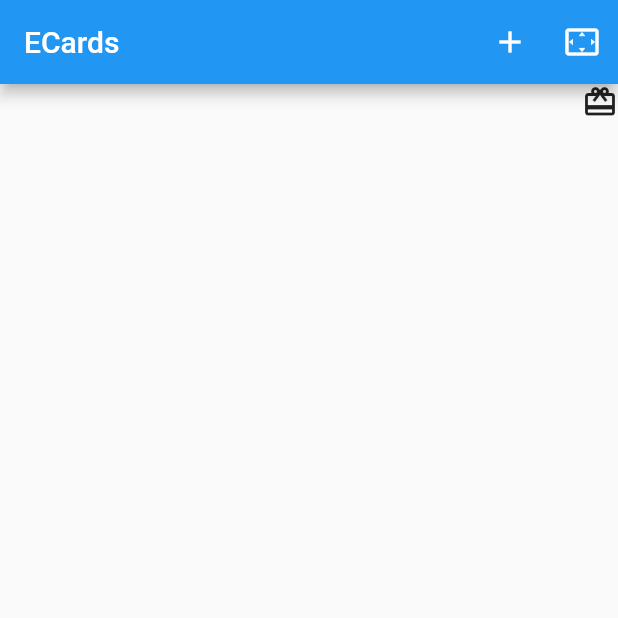
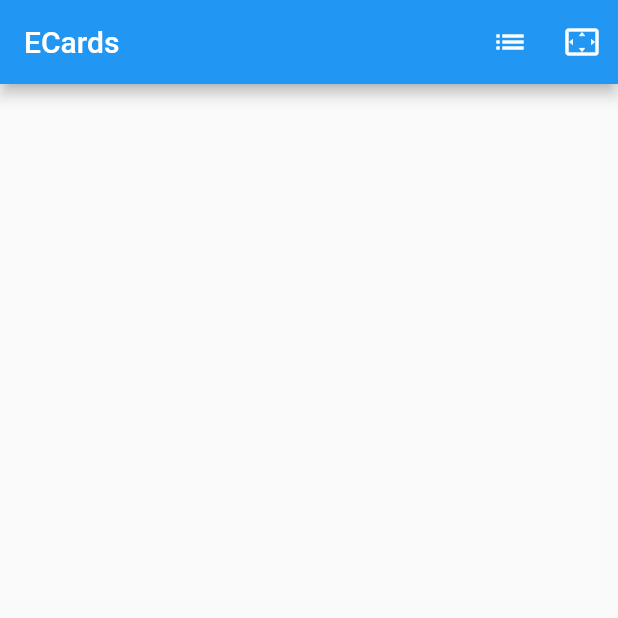
Before and after one commit to philseeley/ecard, a Flutter app: the screen it shows after launch, after a tap on the "settings overscan" icon, on a phone screen of 412 x 824 dp, the top half of it. Run offline on Flutter 3.47's test engine with Material 2 defaults, Android fonts, the phone set to English and light mode, and no system bars; our stand-ins replace file_picker; missing offline and left inert: barcode_scan, eosdart_ecc, qr.

Commit message:
Added ListView for loaded cards and functionality to delete them.

```diff
--- /dev/null
+++ b/lib/ECard.dart
@@ -0,0 +1,40 @@
+import 'dart:convert';
+
+class ECard {
+  String name;
+  String publicKey;
+  String stamp;
+  String qrCode;
+
+  dynamic stampImage;
+  dynamic qrCodeImage;
+
+  ECard(this.name, this.publicKey, this.stamp, this.qrCode);
+
+  static ECard fromData(dynamic data) {
+    print('LOADING ======================== ${data['name']}');
+    return ECard(
+      data['name'],
+      data['publickey'],
+      data['stamp'],
+      data['qrcode']
+    );
+  }
+
+  static ECard fromJson(String jsonData) {
+    return fromData(json.decode(jsonData));
+  }
+
+  dynamic toData() {
+    return {
+      'name': name,
+      'publickey': publicKey,
+      "stamp": stamp,
+      "qrcode": qrCode
+    };
+  }
+
+  String toJson() {
+    return json.encode(toData());
+  }
+}
--- /dev/null
+++ b/lib/ECardsStore.dart
@@ -0,0 +1,47 @@
+import 'dart:io';
+import 'dart:convert';
+import 'package:flutter/material.dart';
+import 'package:path_provider/path_provider.dart' as path_provider;
+import 'ECard.dart';
+
+void createImages(ECard ecard) {
+  try {
+    ecard.stampImage = Image.memory(base64Decode(ecard.stamp));
+  } on Exception {}
+  try {
+    ecard.qrCodeImage = Image.memory(base64Decode(ecard.qrCode));
+  } on Exception {}
+}
+
+class ECardsStore {
+  static File _store;
+
+  static Future<List<ECard>> loadCards() async {
+    Directory directory = await path_provider.getApplicationDocumentsDirectory();
+    _store = File('${directory.path}/ecards.json');
+
+    List<ECard> ecards = [];
+
+    try {
+      dynamic data = json.decode(_store.readAsStringSync());
+
+      for(dynamic cardData in data) {
+        ECard ecard = ECard.fromData(cardData);
+        createImages(ecard);
+        ecards.add(ecard);
+      }
+    } on Exception {}
+
+    return ecards;
+  }
+
+  static saveCards (List<ECard> ecards) {
+    List<dynamic> data = [];
+
+    for(ECard ecard in ecards) {
+      print('SAVING ================ ${ecard.name}');
+      data.add(ecard.toData());
+    }
+    _store.writeAsStringSync(json.encode(data));
+  }
+}
--- a/lib/main.dart
+++ b/lib/main.dart
@@ -1,5 +1,4 @@
 import 'dart:convert';
-import 'dart:io';
 import 'package:intl/intl.dart';
 
 import 'package:flutter/material.dart';
@@ -7,13 +6,27 @@ import 'package:flutter/material.dart';
 import 'package:barcode_scan/barcode_scan.dart';
 import 'package:eosdart_ecc/eosdart_ecc.dart';
 
-import 'package:file_picker/file_picker.dart';
+import 'ECard.dart';
+import 'ECardsListView.dart';
+import 'ECardsStore.dart';
 
-void main() => runApp(new SAFAApp());
+void main() => runApp(ECardApp());
 
-class SAFAApp extends StatefulWidget {
+class ECardApp extends StatelessWidget {
   @override
-  _SAFAAppState createState() => new _SAFAAppState();
+  Widget build(BuildContext context) {
+    TextStyle ts = Theme.of(context).textTheme.subhead.apply(fontWeightDelta: 4);
+
+    return MaterialApp(
+      home: Main(),
+      theme: ThemeData(textTheme: TextTheme(body1: ts, subhead: ts))
+    );
+  }
+}
+
+class Main extends StatefulWidget {
+  @override
+  _MainState createState() => _MainState();
 }
 
 class CardLine {
@@ -24,67 +37,89 @@ class CardLine {
   CardLine(this._tag, this._flag, this._value);
 }
 
-class ECard {
-  String _name;
-  String _publicKey;
-  Image _stamp;
-  Image _qrCode;
+class CurrentCard {
+  ECard ecard;
+  List<CardLine> cardLines;
+  Text result;
 
-  ECard(this._name, this._publicKey, this._stamp, this._qrCode);
+  CurrentCard();
 }
 
-class _SAFAAppState extends State<SAFAApp> {
+class _MainState extends State<Main> with WidgetsBindingObserver {
   List<ECard> _ecards = [];
-  ECard _ecard;
-  Icon _result;
-  List<CardLine> _cardData;
+  CurrentCard _currentCard;
+
+  _MainState() {
+    init();
+  }
+
+  void init() async {
+    _ecards = await ECardsStore.loadCards();
+
+    if(_ecards.length > 0) {
+      _currentCard = CurrentCard();
+      _currentCard.ecard = _ecards[0];
+      setState(() {});
+    }
+  }
 
   @override
   initState() {
     super.initState();
+    WidgetsBinding.instance.addObserver(this);
+  }
+
+  @override
+  void didChangeAppLifecycleState(AppLifecycleState state) {
+    switch(state)
+    {
+      case AppLifecycleState.paused:
+      case AppLifecycleState.inactive:
+      case AppLifecycleState.detached:
+        ECardsStore.saveCards(_ecards);
+        break;
+      case AppLifecycleState.resumed:
+        break;
+    }
   }
 
   @override
   Widget build(BuildContext context) {
-    Widget _tmp = Icon(Icons.card_giftcard);
+    String title = 'ECards';
 
-    if(_ecard != null)
-      _tmp = _ecard._stamp;
+    List<Widget> header = [];
+    List<Widget> body = [Row(children: header)];
 
-    List<Widget> r = [_tmp];
+    if(_currentCard != null) {
+      if(_currentCard.ecard != null) {
+        title = _currentCard.ecard.name;
+        header.add(_currentCard.ecard.stampImage);
+      }
 
-    if(_result != null)
-      r.add(_result);
+      if(_currentCard.result != null)
+        header.add(_currentCard.result);
+    }
 
-    Stack st = Stack(alignment: AlignmentDirectional.center, children: r);
-    Widget lv = Expanded(child: ListView(children: _listView()));
+    body.add(Expanded(child: ListView(children: _listView())));
 
-    OrientationBuilder layout = OrientationBuilder(builder: (context, orientation) {
-      if (MediaQuery.of(context).orientation == Orientation.portrait)
-        return Column(children: [Row(children: [Spacer(), st]), lv]);
-      else
-        return Row(children: [lv, Column(children: [st, Spacer()])]);
-    });
-
-    return MaterialApp(
-      home:  Scaffold(
+    return Scaffold(
         appBar: AppBar(
-          title: Text('ECards'),
+          title: Text(title),
           actions: <Widget>[
-            IconButton(icon: Icon(Icons.add), onPressed: _addECard),
+            IconButton(icon: Icon(Icons.list), onPressed: () {_listECards(context);}),
             IconButton(icon: Icon(Icons.settings_overscan), onPressed: _scan),
           ],
         ),
-        body: layout
-      )
+        body: Container(padding: EdgeInsets.all(5), child: Column(children: body))
       );
   }
 
   List<Widget> _listView() {
     List<Widget> w = [];
 
-    if(_cardData != null) {
-      for(CardLine l in _cardData) {
+    if(_currentCard != null) {
+      if(_currentCard.cardLines != null) {
+        for(CardLine l in _currentCard.cardLines) {
           w.add(Row(children: [
             Expanded(child: Text(l._tag)),
             Icon(Icons.close, color: l._flag),
@@ -92,16 +127,28 @@ class _SAFAAppState extends State<SAFAApp> {
           ]));
         }
       }
-    else if(_ecard != null) {
-        w.add(_ecard._qrCode);
+      else if(_currentCard.ecard != null) {
+          w.add(_currentCard.ecard.qrCodeImage);
+      }
     }
 
     return w;
   }
 
+  void _listECards (BuildContext context) async {
+    _currentCard.cardLines = null;
+    _currentCard.result = null;
+    _currentCard.ecard = await Navigator.push(
+      context,
+      MaterialPageRoute(builder: (context) {
+        return ECardsListView(_ecards);
+      })
+    );
+  }
+
   void _scan() async {
     try {
-      _result = null;
+      _currentCard = null;
 
       ScanResult scanResult = await BarcodeScanner.scan(options: ScanOptions(android: AndroidOptions(aspectTolerance: 0.1)));
 
@@ -109,17 +156,19 @@ class _SAFAAppState extends State<SAFAApp> {
         _process(scanResult.rawContent);
 
       setState(() {});
-    } catch (e) {
-      setState(() => _cardData.add(CardLine(e.toString(), Colors.white, '')));
+    } on Exception {
+      //TODO setState(() => _cardData.add(CardLine(e.toString(), Colors.white, '')));
     }
   }
 
   void _process(String barcode) {
     String data = '';
     String signatureValue;
+    bool expired = false;
 
-    _result = Icon(Icons.close, color: Colors.red, size: 64);
-    _cardData = [];
+    _currentCard = CurrentCard();
+    _currentCard.cardLines = [];
+    _currentCard.result = Text('Unverified', style: Theme.of(context).textTheme.headline.apply(color: Colors.red, fontWeightDelta: 10));
 
     LineSplitter.split(barcode).forEach((String line) {
 
@@ -150,39 +199,32 @@ class _SAFAAppState extends State<SAFAApp> {
             tag = value;
             value = tmp;
 
-            if (DateTime.now().isAfter(dt.add(Duration(days:1))))
-              flag = Colors.red; //cancel close clear
+            if (DateTime.now().isAfter(dt.add(Duration(days:1)))) {
+              flag = Colors.red;
+              if(tag == 'Expiry')
+                expired = true;
+            }
           } on FormatException {}
         }
 
-        _cardData.add(CardLine(tag, flag, value));
+        _currentCard.cardLines.add(CardLine(tag, flag, value));
       }
     });
 
     if(signatureValue != null) {
       for(ECard ecard in _ecards) {
-        EOSPublicKey publicKey = EOSPublicKey.fromString(ecard._publicKey);
+        EOSPublicKey publicKey = EOSPublicKey.fromString(ecard.publicKey);
         EOSSignature signature = EOSSignature.fromString(signatureValue);
 
-        if(signature.verify(data, publicKey))
-          _result = Icon(Icons.check, color: Colors.green, size: 64);
+        if(signature.verify(data, publicKey)) {
+          if(expired)
+            _currentCard.result = Text('Expired', style: Theme.of(context).textTheme.headline.apply(color: Colors.orange, fontWeightDelta: 10));
+          else
+            _currentCard.result = Text('Verified', style: Theme.of(context).textTheme.headline.apply(color: Colors.green, fontWeightDelta: 10));
+          _currentCard.ecard = ecard;
+          break;
         }
       }
     }
-
-  void _addECard() async {
-    File ecard = await FilePicker.getFile();
-    if(ecard != null) {
-      Map<String, dynamic> data = json.decode(ecard.readAsStringSync());
-      _ecard = ECard(
-        data['name'],
-        data['publickey'],
-        Image.memory(base64Decode(data['stamp'])),
-        Image.memory(base64Decode(data['qrcode']))
-      );
-
-      _ecards.add(_ecard);
-      setState(() {});
   }
 }
-}
--- a/pubspec.yaml
+++ b/pubspec.yaml
@@ -30,6 +30,7 @@ dependencies:
   qr:
   args:
   file_picker:
+  path_provider:
 
 dev_dependencies:
   flutter_test:
```
Also changed, not shown: lib/ECardsListView.dart (added, +92 -0 lines), lib/gensignedqr.dart (+9 -6 lines), pubspec.lock. Lines whose indentation alone changed are shown as unchanged.
